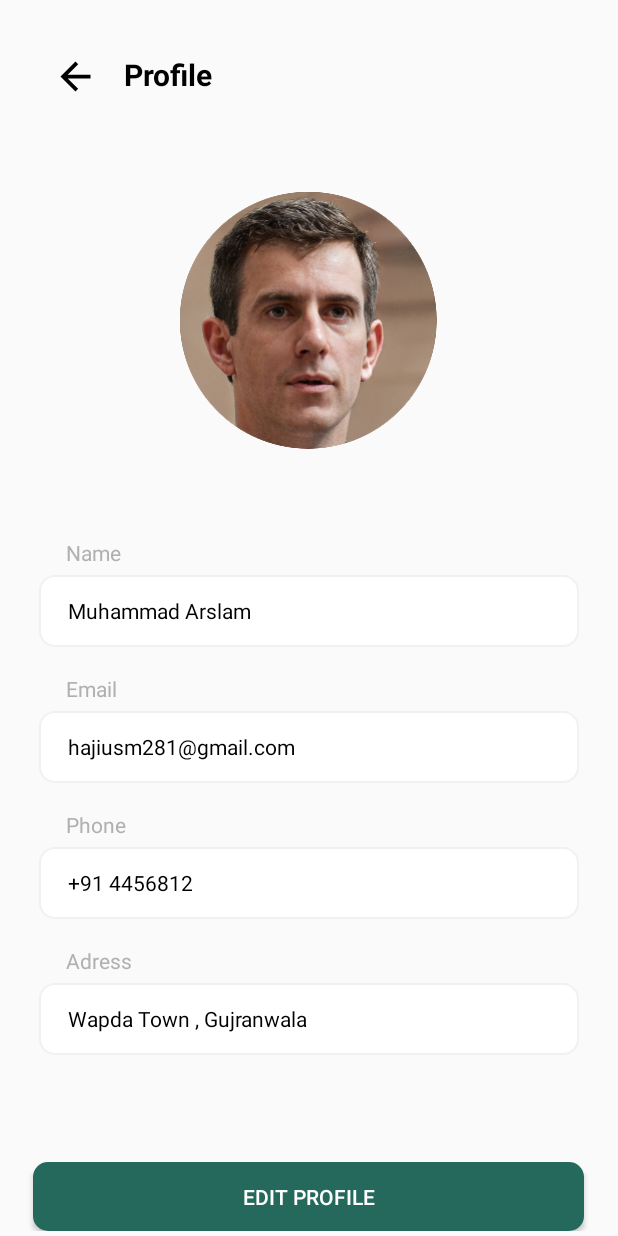
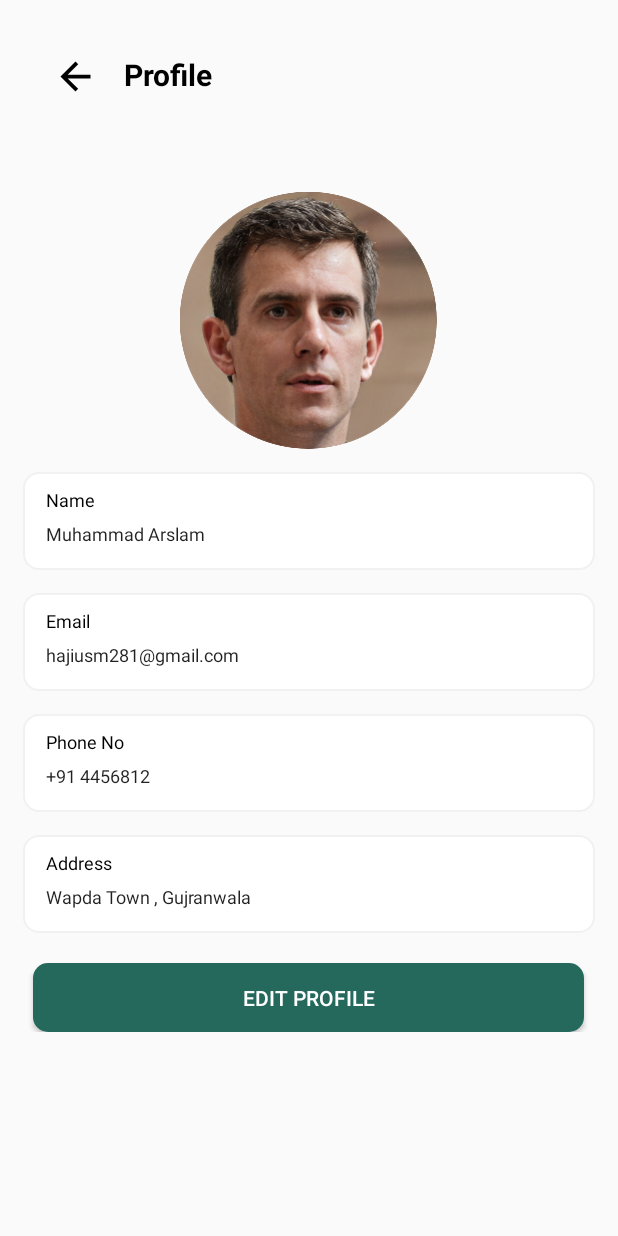
Before and after one commit to UnitSol/islamic-trust-organization-android-donor, an Android app: the UserProfileActivity screen opened directly, with no data from a screen before it, on a phone screen of 412 x 824 dp. Run offline under Robolectric (Android 15) with nearby library versions, the phone set to English and light mode, and no system bars; network calls fail.

Commit message:
user profile design done

```diff
--- a/islamictrustorganization/app/src/main/res/layout/activity_user_profile.xml
+++ b/islamictrustorganization/app/src/main/res/layout/activity_user_profile.xml
@@ -1,6 +1,5 @@
 <?xml version="1.0" encoding="utf-8"?>
 <RelativeLayout xmlns:android="http://schemas.android.com/apk/res/android"
-    xmlns:app="http://schemas.android.com/apk/res-auto"
     xmlns:tools="http://schemas.android.com/tools"
     android:layout_width="match_parent"
     android:layout_height="match_parent"
@@ -48,141 +47,265 @@
                     android:src="@drawable/user_image"
                     style="@style/Circular"
                     android:layout_centerHorizontal="true"
-                    android:layout_marginTop="62dp"/>
-            </RelativeLayout>
-            <RelativeLayout
-                android:id="@+id/cmd_profile_user_name"
-                android:layout_width="match_parent"
-                android:layout_height="match_parent"
-                android:layout_below="@+id/cmd_user_profile_img">
-
-                <TextView
-                    android:id="@+id/lbl_profile_user_name"
-                    android:layout_width="wrap_content"
-                    android:layout_height="wrap_content"
-                    android:text="Name"
-                    android:textColor="#B0B0B0"
-                    android:textSize="14sp"
-                    android:layout_marginLeft="44dp"
-                    android:layout_marginTop="59dp"
-                    />
-                <EditText
-                    android:id="@+id/txt_profile_user_name"
-                    android:layout_width="360dp"
-                    android:layout_height="48dp"
-                    android:layout_centerHorizontal="true"
-                    android:background="@drawable/edittext_style"
-                    android:layout_below="@id/lbl_profile_user_name"
-                    android:layout_marginTop="5dp"
-                    android:hint="Name"
-                    android:textColorHint="#B0B0B0"
-                    android:textSize="14sp"
-                    android:paddingLeft="19dp"
-                    android:textColor="@color/black"/>
-            </RelativeLayout>
-            <RelativeLayout
-                android:id="@+id/cmd_profile_user_email"
-                android:layout_width="match_parent"
-                android:layout_height="wrap_content"
-                android:layout_below="@id/cmd_profile_user_name">
-
-                <TextView
-                    android:id="@+id/lbl_profile_user_email"
-                    android:layout_width="wrap_content"
-                    android:layout_height="wrap_content"
-                    android:text="Email"
-                    android:textColor="#B0B0B0"
-                    android:textSize="14sp"
-                    android:layout_marginLeft="44dp"
-                    android:layout_marginTop="18dp"
-                    />
-                <EditText
-                    android:id="@+id/txt_profile_user_email"
-                    android:layout_width="360dp"
-                    android:layout_height="48dp"
-                    android:layout_centerHorizontal="true"
-                    android:background="@drawable/edittext_style"
-                    android:layout_below="@id/lbl_profile_user_email"
-                    android:layout_marginTop="5dp"
-                    android:hint="Email"
-                    android:textColorHint="#B0B0B0"
-                    android:inputType="textEmailAddress"
-                    android:textSize="14sp"
-                    android:paddingLeft="19dp"
-                    android:textColor="@color/black"/>
+                    android:layout_marginTop="62dp" />
             </RelativeLayout>
 
             <RelativeLayout
-                android:id="@+id/cmd_profile_user_phone"
+
+                android:id="@+id/rl_user_name"
+                android:layout_width="match_parent"
+                android:layout_height="65dp"
+                android:layout_below="@+id/cmd_user_profile_img"
+                android:layout_marginLeft="15dp"
+                android:layout_marginTop="15dp"
+                android:layout_marginRight="15dp"
+                android:background="@drawable/edittext_style">
+
+                <LinearLayout
+                    android:id="@+id/ll_user_name"
+                    android:layout_width="match_parent"
+                    android:layout_height="120dp"
+                    android:orientation="vertical">
+
+                    <LinearLayout
+                        android:layout_width="wrap_content"
+                        android:layout_height="wrap_content"
+                        android:orientation="horizontal">
+
+                        <TextView
+                            android:layout_width="wrap_content"
+                            android:layout_height="wrap_content"
+                            android:layout_marginStart="15dp"
+                            android:layout_marginTop="10dp"
+                            android:text="Name"
+                            android:textColor="@color/black"
+                            android:textSize="12sp"
+                            tools:ignore="HardcodedText" />
+
+                    </LinearLayout>
+
+                    <RelativeLayout
                         android:layout_width="match_parent"
                         android:layout_height="wrap_content"
-                android:layout_below="@id/cmd_profile_user_email">
+                        android:orientation="horizontal">
+
+                        <EditText
+                            android:id="@+id/txt_profile_user_name"
+                            android:layout_width="match_parent"
+                            android:layout_height="30dp"
+                            android:layout_marginStart="15dp"
+                            android:layout_marginEnd="15dp"
+                            android:autofillHints=""
+                            android:background="@drawable/edittext_style"
+                            android:backgroundTint="@color/white"
+
+                            android:hint="Enter Name"
+                            android:includeFontPadding="false"
+                            android:textSize="12sp"
+                            tools:ignore="HardcodedText,RtlSymmetry,SmallSp" />
+
+                    </RelativeLayout>
+
+                </LinearLayout>
+
+            </RelativeLayout>
+
+            <RelativeLayout
+
+                android:id="@+id/rl_user_email"
+                android:layout_width="match_parent"
+                android:layout_height="65dp"
+                android:layout_below="@+id/rl_user_name"
+                android:layout_marginLeft="15dp"
+                android:layout_marginTop="15dp"
+                android:layout_marginRight="15dp"
+                android:background="@drawable/edittext_style">
+
+                <LinearLayout
+                    android:id="@+id/ll_user_email"
+                    android:layout_width="match_parent"
+                    android:layout_height="120dp"
+                    android:orientation="vertical">
+
+                    <LinearLayout
+                        android:layout_width="wrap_content"
+                        android:layout_height="wrap_content"
+                        android:orientation="horizontal">
 
                         <TextView
-                    android:id="@+id/lbl_profile_user_phone"
                             android:layout_width="wrap_content"
                             android:layout_height="wrap_content"
-                    android:text="Phone"
-                    android:textColor="#B0B0B0"
-                    android:textSize="14sp"
-                    android:layout_marginLeft="44dp"
-                    android:layout_marginTop="18dp"
-                    />
+                            android:layout_marginStart="15dp"
+                            android:layout_marginTop="10dp"
+                            android:text="Email"
+                            android:textColor="@color/black"
+                            android:textSize="12sp"
+                            tools:ignore="HardcodedText" />
+
+                    </LinearLayout>
+
+                    <RelativeLayout
+                        android:layout_width="match_parent"
+                        android:layout_height="wrap_content"
+                        android:orientation="horizontal">
+
+                        <EditText
+                            android:id="@+id/txt_profile_user_email"
+                            android:layout_width="match_parent"
+                            android:layout_height="30dp"
+                            android:layout_marginStart="15dp"
+                            android:layout_marginEnd="15dp"
+                            android:autofillHints=""
+                            android:background="@drawable/edittext_style"
+                            android:backgroundTint="@color/white"
+
+                            android:hint="Enter Email"
+                            android:includeFontPadding="false"
+                            android:textSize="12sp"
+                            tools:ignore="HardcodedText,RtlSymmetry,SmallSp" />
+
+                    </RelativeLayout>
+
+                </LinearLayout>
+
+            </RelativeLayout>
+
+            <RelativeLayout
+
+                android:id="@+id/rl_user_phone"
+                android:layout_width="match_parent"
+                android:layout_height="65dp"
+                android:layout_below="@+id/rl_user_email"
+                android:layout_marginLeft="15dp"
+                android:layout_marginTop="15dp"
+                android:layout_marginRight="15dp"
+                android:background="@drawable/edittext_style">
+
+                <LinearLayout
+                    android:id="@+id/ll_user_phone"
+                    android:layout_width="match_parent"
+                    android:layout_height="120dp"
+                    android:orientation="vertical">
+
+                    <LinearLayout
+                        android:layout_width="wrap_content"
+                        android:layout_height="wrap_content"
+                        android:orientation="horizontal">
+
+                        <TextView
+                            android:layout_width="wrap_content"
+                            android:layout_height="wrap_content"
+                            android:layout_marginStart="15dp"
+                            android:layout_marginTop="10dp"
+                            android:text="Phone No"
+                            android:textColor="@color/black"
+                            android:textSize="12sp"
+                            tools:ignore="HardcodedText" />
+
+                    </LinearLayout>
+
+                    <RelativeLayout
+                        android:layout_width="match_parent"
+                        android:layout_height="wrap_content"
+                        android:orientation="horizontal">
+
                         <EditText
                             android:id="@+id/txt_profile_user_phone"
-                    android:layout_width="360dp"
-                    android:layout_height="48dp"
-                    android:layout_centerHorizontal="true"
+                            android:layout_width="match_parent"
+                            android:layout_height="30dp"
+                            android:layout_marginStart="15dp"
+                            android:layout_marginEnd="15dp"
+                            android:autofillHints=""
                             android:background="@drawable/edittext_style"
-                    android:layout_below="@id/lbl_profile_user_phone"
-                    android:layout_marginTop="5dp"
-                    android:textColorHint="#B0B0B0"
-                    android:hint="Phone No"
-                    android:textSize="14sp"
-                    android:paddingLeft="19dp"
-                    android:textColor="@color/black"/>
+                            android:backgroundTint="@color/white"
+
+                            android:hint="Enter Phone Number"
+                            android:includeFontPadding="false"
+                            android:textSize="12sp"
+                            tools:ignore="HardcodedText,RtlSymmetry,SmallSp" />
+
                     </RelativeLayout>
+
+                </LinearLayout>
+
+            </RelativeLayout>
+
             <RelativeLayout
-                android:id="@+id/cmd_profile_user_adress"
+
+                android:id="@+id/rl_user_address"
+                android:layout_width="match_parent"
+                android:layout_height="65dp"
+                android:layout_below="@+id/rl_user_phone"
+                android:layout_marginLeft="15dp"
+                android:layout_marginTop="15dp"
+                android:layout_marginRight="15dp"
+                android:background="@drawable/edittext_style">
+
+                <LinearLayout
+                    android:id="@+id/ll_user_address"
+                    android:layout_width="match_parent"
+                    android:layout_height="120dp"
+                    android:orientation="vertical">
+
+                    <LinearLayout
+                        android:layout_width="wrap_content"
+                        android:layout_height="wrap_content"
+                        android:orientation="horizontal">
+
+                        <TextView
+                            android:layout_width="wrap_content"
+                            android:layout_height="wrap_content"
+                            android:layout_marginStart="15dp"
+                            android:layout_marginTop="10dp"
+                            android:text="Address"
+                            android:textColor="@color/black"
+                            android:textSize="12sp"
+                            tools:ignore="HardcodedText" />
+
+                    </LinearLayout>
+
+                    <RelativeLayout
                         android:layout_width="match_parent"
                         android:layout_height="wrap_content"
-                android:layout_below="@id/cmd_profile_user_phone">
+                        android:orientation="horizontal">
 
-                <TextView
-                    android:id="@+id/lbl_profile_user_adress"
-                    android:layout_width="wrap_content"
-                    android:layout_height="wrap_content"
-                    android:text="Adress"
-                    android:textColor="#B0B0B0"
-                    android:textSize="14sp"
-                    android:layout_marginLeft="44dp"
-                    android:layout_marginTop="18dp"
-                    />
                         <EditText
                             android:id="@+id/txt_profile_user_adress"
-                    android:layout_width="360dp"
-                    android:layout_height="48dp"
-                    android:layout_centerHorizontal="true"
+                            android:layout_width="match_parent"
+                            android:layout_height="30dp"
+                            android:layout_marginStart="15dp"
+                            android:layout_marginEnd="15dp"
+                            android:autofillHints=""
                             android:background="@drawable/edittext_style"
-                    android:layout_below="@id/lbl_profile_user_adress"
-                    android:layout_marginTop="5dp"
-                    android:hint="Adress"
-                    android:textColorHint="#B0B0B0"
-                    android:textSize="14sp"
-                    android:paddingLeft="19dp"
-                    android:textColor="@color/black"/>
+                            android:backgroundTint="@color/white"
+
+                            android:hint="Enter Address"
+                            android:includeFontPadding="false"
+                            android:textSize="12sp"
+                            tools:ignore="HardcodedText,RtlSymmetry,SmallSp" />
+
                     </RelativeLayout>
+
+                </LinearLayout>
+
+            </RelativeLayout>
+
+            <RelativeLayout
+                android:layout_width="match_parent"
+                android:layout_height="wrap_content"
+                android:layout_below="@id/rl_user_address">
+
                 <Button
                     android:id="@+id/btn_submit_info"
                     android:layout_width="367dp"
                     android:layout_height="46dp"
+                    android:layout_alignParentBottom="true"
                     android:layout_centerHorizontal="true"
+                    android:layout_marginBottom="20dp"
                     android:background="@drawable/button_curve"
                     android:text="Edit Profile"
-                android:textColor="@color/white"
-                android:layout_marginTop="71dp"
-                android:layout_below="@id/cmd_profile_user_adress"
-                android:layout_alignParentBottom="true"/>
+                    android:textColor="@color/white" />
+            </RelativeLayout>
         </RelativeLayout>
     </ScrollView>
 </RelativeLayout>
```
Lines whose indentation alone changed are shown as unchanged.
